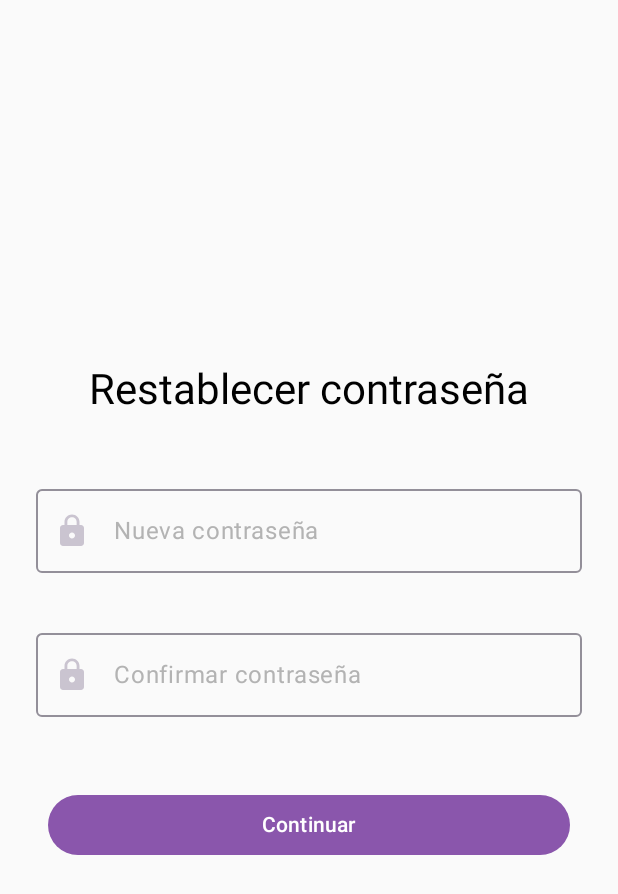
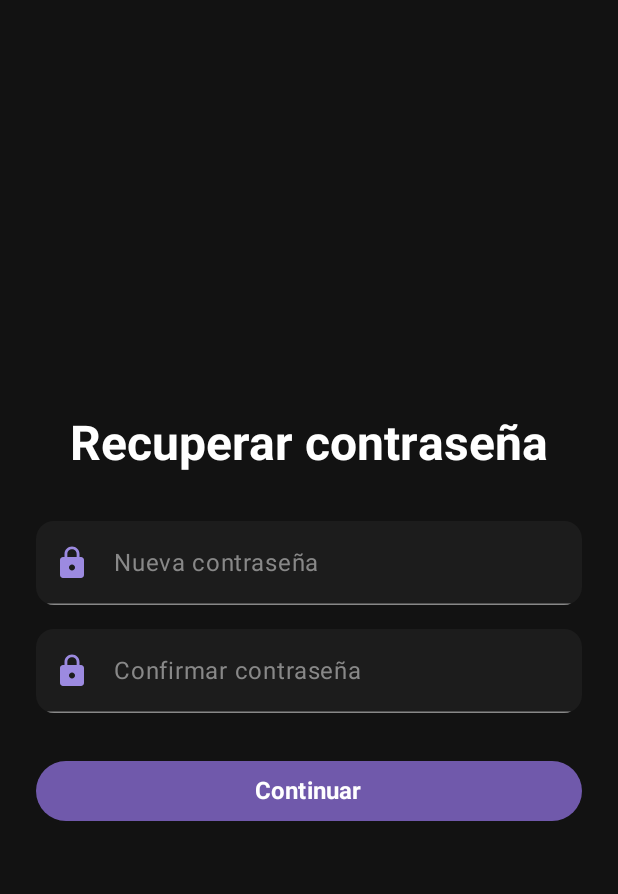
Before and after one commit to za0sec/tp3-hci, an Android app built with Jetpack Compose: the ResetPasswordScreen screen opened through its navigation route, on a phone screen of 412 x 824 dp. Shown: the top 894 px of the screen. Run offline under Robolectric (Android 15) with nearby library versions, the phone set to English and light mode, and no system bars.

Commit message:
changes in reset pass

```diff
--- a/app/src/main/java/com/example/app_grupo13/ui/main/MainActivity.kt
+++ b/app/src/main/java/com/example/app_grupo13/ui/main/MainActivity.kt
@@ -38,5 +38,7 @@ fun AppNavigation() {
         composable("dashboard") { DashboardScreen(navController) }
         composable("movements") { MovementsScreen(navController) }
         composable("profile") { ProfileScreen(navController) }
+
+
     }
 }
--- a/app/src/main/java/com/example/app_grupo13/ui/screens/LoginScreenPhone.kt
+++ b/app/src/main/java/com/example/app_grupo13/ui/screens/LoginScreenPhone.kt
@@ -124,7 +124,7 @@ fun LoginScreen(navController: NavController) {
                     color = Color(0xFF9C8AE0),
                     fontSize = 14.sp,
                     fontWeight = FontWeight.Bold,
-                    modifier = Modifier.clickable { /* Acción de recuperación */ }
+                    modifier = Modifier.clickable { navController.navigate("reset_password") }
                 )
             }
 
--- a/app/src/main/java/com/example/app_grupo13/ui/screens/ResetPasswordScreen.kt
+++ b/app/src/main/java/com/example/app_grupo13/ui/screens/ResetPasswordScreen.kt
@@ -1,78 +1,125 @@
 package com.example.app_grupo13.ui.screens
 
-import CustomTextField
-import PrimaryButton
-import androidx.compose.foundation.layout.Arrangement
-import androidx.compose.foundation.layout.Column
-import androidx.compose.foundation.layout.Spacer
-import androidx.compose.foundation.layout.fillMaxSize
-import androidx.compose.foundation.layout.height
-import androidx.compose.runtime.Composable
-import androidx.navigation.NavController
-import androidx.compose.foundation.layout.padding
+import androidx.compose.foundation.layout.*
+import androidx.compose.foundation.shape.RoundedCornerShape
 import androidx.compose.material.icons.Icons
 import androidx.compose.material.icons.filled.Lock
-import androidx.compose.material3.MaterialTheme
-import androidx.compose.material3.Text
-import androidx.compose.runtime.getValue
-import androidx.compose.runtime.mutableStateOf
-import androidx.compose.runtime.remember
-import androidx.compose.runtime.setValue
+import androidx.compose.material3.*
+import androidx.compose.runtime.*
 import androidx.compose.ui.Alignment
 import androidx.compose.ui.Modifier
+import androidx.compose.ui.graphics.Color
+import androidx.compose.ui.text.font.FontWeight
 import androidx.compose.ui.text.input.PasswordVisualTransformation
 import androidx.compose.ui.unit.dp
+import androidx.compose.ui.unit.sp
+import androidx.navigation.NavController
 
-
+@OptIn(ExperimentalMaterial3Api::class)
 @Composable
-fun ResetPasswordScreen(
-    navController: NavController,
-    modifier: Modifier = Modifier
-) {
-    var password by remember { mutableStateOf("") }
+fun ResetPasswordScreen(navController: NavController) {
+    var newPassword by remember { mutableStateOf("") }
     var confirmPassword by remember { mutableStateOf("") }
 
-    Column(
-        modifier = modifier
-            .fillMaxSize()
-            .padding(16.dp),
-        horizontalAlignment = Alignment.CenterHorizontally,
-        verticalArrangement = Arrangement.Center
+    Surface(
+        modifier = Modifier.fillMaxSize(),
+        color = Color(0xFF121212) // Fondo oscuro
     ) {
-        Text(
-            text = "Restablecer contraseña",
-            style = MaterialTheme.typography.headlineMedium
-        )
+        Column(
+            modifier = Modifier
+                .fillMaxSize()
+                .padding(horizontal = 24.dp),
+            horizontalAlignment = Alignment.CenterHorizontally,
+            verticalArrangement = Arrangement.Center // Centrar contenido verticalmente
+        ) {
+            // Título
+            Text(
+                text = "Recuperar contraseña",
+                color = Color.White,
+                style = MaterialTheme.typography.headlineMedium.copy(
+                    fontSize = 32.sp,
+                    fontWeight = FontWeight.Bold
+                )
+            )
+            Spacer(modifier = Modifier.height(32.dp))
 
-        Spacer(modifier = Modifier.height(32.dp))
+            // Campo de Nueva Contraseña
+            TextField(
+                value = newPassword,
+                onValueChange = { newPassword = it },
+                singleLine = true,
+                label = { Text("Nueva contraseña", color = Color.Gray) },
+                placeholder = { Text("Ingresa tu nueva contraseña", color = Color.Gray) },
+                leadingIcon = {
+                    Icon(
+                        imageVector = Icons.Default.Lock,
+                        contentDescription = "New Password Icon",
+                        tint = Color(0xFF9C8AE0)
+                    )
+                },
+                visualTransformation = PasswordVisualTransformation(),
+                colors = TextFieldDefaults.textFieldColors(
+                    focusedIndicatorColor = Color(0xFF9C8AE0),
+                    unfocusedIndicatorColor = Color.Gray,
+                    containerColor = Color(0xFF1C1C1C),
+                    cursorColor = Color(0xFF9C8AE0)
+                ),
+                shape = RoundedCornerShape(12.dp),
+                modifier = Modifier
+                    .fillMaxWidth()
+                    .height(56.dp)
+            )
+            Spacer(modifier = Modifier.height(16.dp))
 
-        CustomTextField(
-            value = password,
-            onValueChange = { password = it },
-            label = "Nueva contraseña",
-            leadingIcon = Icons.Default.Lock,
-            isPassword = true
-        )
+            // Campo de Confirmar Contraseña
+            TextField(
+                value = confirmPassword,
+                onValueChange = { confirmPassword = it },
+                singleLine = true,
+                label = { Text("Confirmar contraseña", color = Color.Gray) },
+                placeholder = { Text("Confirma tu nueva contraseña", color = Color.Gray) },
+                leadingIcon = {
+                    Icon(
+                        imageVector = Icons.Default.Lock,
+                        contentDescription = "Confirm Password Icon",
+                        tint = Color(0xFF9C8AE0)
+                    )
+                },
+                visualTransformation = PasswordVisualTransformation(),
+                colors = TextFieldDefaults.textFieldColors(
+                    focusedIndicatorColor = Color(0xFF9C8AE0),
+                    unfocusedIndicatorColor = Color.Gray,
+                    containerColor = Color(0xFF1C1C1C),
+                    cursorColor = Color(0xFF9C8AE0)
+                ),
+                shape = RoundedCornerShape(12.dp),
+                modifier = Modifier
+                    .fillMaxWidth()
+                    .height(56.dp)
+            )
+            Spacer(modifier = Modifier.height(32.dp))
 
-        Spacer(modifier = Modifier.height(16.dp))
+            // Botón de Continuar
+            Button(
+                onClick = {
+                    // Acción para restablecer contraseña
+                    navController.navigate("login")
+                },
+                modifier = Modifier
+                    .fillMaxWidth()
+                    .height(40.dp),
+                colors = ButtonDefaults.buttonColors(
+                    containerColor = Color(0xFF7059AB)
+                ),
 
-        CustomTextField(
-            value = confirmPassword,
-            onValueChange = { confirmPassword = it },
-            label = "Confirmar contraseña",
-            visualTransformation = PasswordVisualTransformation(),
-            leadingIcon = Icons.Default.Lock,
-            isPassword = true
-        )
-
-        Spacer(modifier = Modifier.height(32.dp))
-
-        PrimaryButton(
-            onClick = {
-                // TODO: Implement password reset logic
-                navController.navigate("login")
-            },
-            text = "Continuar"
-        )
+            ) {
+                Text(
+                    text = "Continuar",
+                    color = Color.White,
+                    fontSize = 16.sp,
+                    fontWeight = FontWeight.Bold
+                )
+            }
+        }
     }
 }
```
